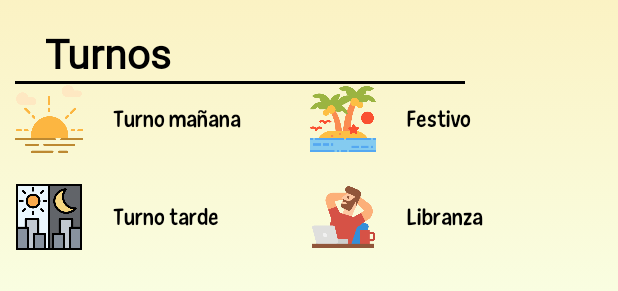
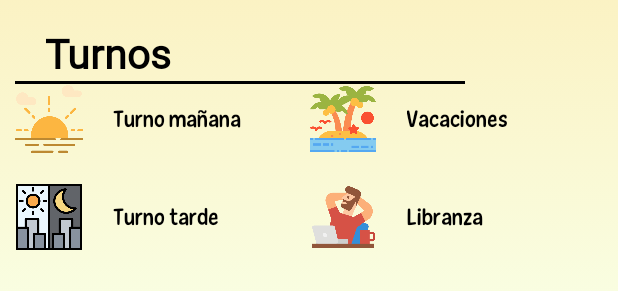
Before and after one commit to lobokronos/TFG, an Android app: the layout activity_calendar.xml on its own in the app's theme, with its tools: preview values and no code run, on a phone screen of 412 x 824 dp. Shown: the part 743-1034 px from the top of the screen. Run offline under Robolectric (Android 15) with nearby library versions, the phone set to English and light mode, and no system bars; plain views replace CalendarView.

Commit message:
arreglados cuatro detallitos de ultima hora

```diff
--- a/app/src/main/java/com/example/proyectofinal/BaseActivity.kt
+++ b/app/src/main/java/com/example/proyectofinal/BaseActivity.kt
@@ -191,7 +191,5 @@ open class BaseActivity : AppCompatActivity() {
 
                 else -> "No Title"
             }
-
         }
-
     }
--- a/app/src/main/java/com/example/proyectofinal/EmployeeCalendarActivity.kt
+++ b/app/src/main/java/com/example/proyectofinal/EmployeeCalendarActivity.kt
@@ -426,7 +426,7 @@ class EmployeeCalendarActivity : BaseActivity(), View.OnClickListener,
                                                         snackBar(binding.root, "Nota guardada")
                                                         statusPublicEmp[dateForThisFunction] = "pendiente"//Con esto guardamos el valor pendiente en la fecha del hashmap
                                                         status="pendiente" // Forzamos la variable del estado a pendiente, ya que al crearla, siempre tendrá este estado
-                                                        binding.textPublicResult.text="pendiente" // Mostramos el texto con el estado
+                                                        binding.textPublicResult.text="Pendiente" // Mostramos el texto con el estado
                                                         binding.textPublicResult.setTextColor(Color.MAGENTA) // Pintamos el texto del estado de su color correspondiente
                                                         binding.deletePublic.visibility=View.VISIBLE // Mostramos el botón para borrar la sugerencia
                                                         binding.imageResult.setImageResource(R.drawable.questionpublic) // Mostramos el icono correspondiente al estado "pendiente"
--- a/app/src/main/res/layout/activity_calendar.xml
+++ b/app/src/main/res/layout/activity_calendar.xml
@@ -268,7 +268,7 @@
                 android:layout_width="wrap_content"
                 android:layout_height="wrap_content"
                 android:layout_marginLeft="20sp"
-                android:text="@string/holidayText"
+                android:text="Vacaciones"
                 app:layout_constraintBottom_toBottomOf="@+id/holidayImage"
                 app:layout_constraintStart_toEndOf="@+id/holidayImage"
                 app:layout_constraintTop_toTopOf="@+id/holidayImage" />
--- a/app/src/main/res/layout/activity_employee_calendar.xml
+++ b/app/src/main/res/layout/activity_employee_calendar.xml
@@ -163,7 +163,7 @@
             android:layout_width="wrap_content"
             android:layout_height="wrap_content"
             android:layout_marginLeft="20sp"
-            android:text="@string/holidayText"
+            android:text="Vacaciones"
             app:layout_constraintBottom_toBottomOf="@+id/holidayImage"
             app:layout_constraintStart_toEndOf="@+id/holidayImage"
             app:layout_constraintTop_toTopOf="@+id/holidayImage" />
```
Also changed, not shown: app/src/main/java/com/example/proyectofinal/CalendarActivity.kt (+6 -2 lines).
